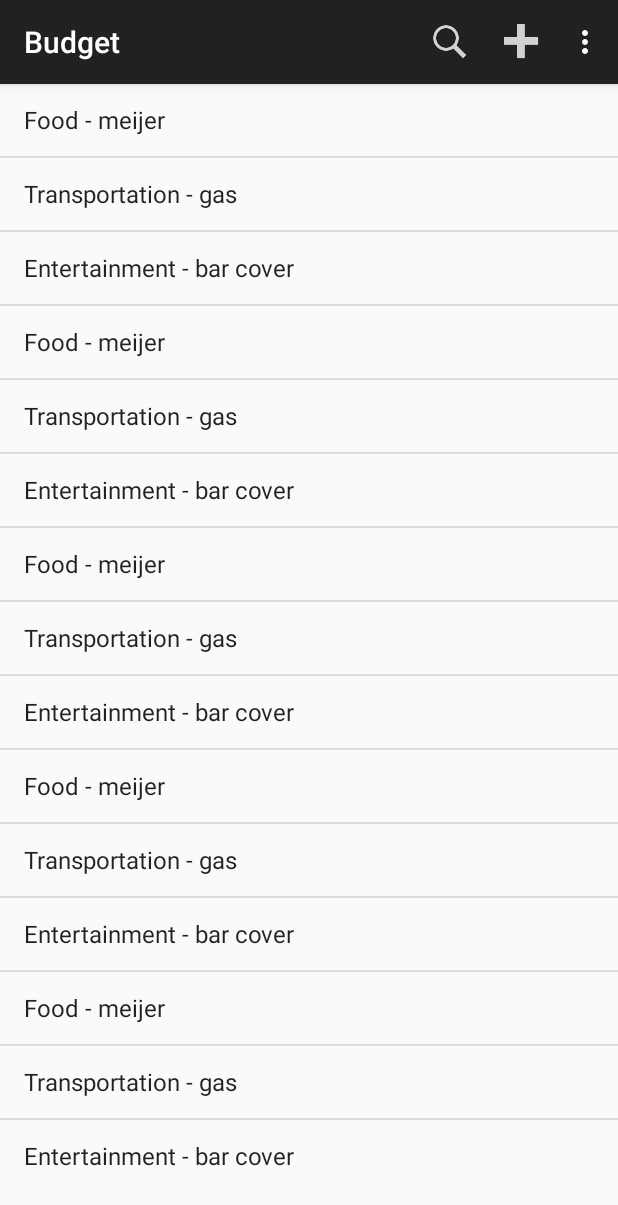
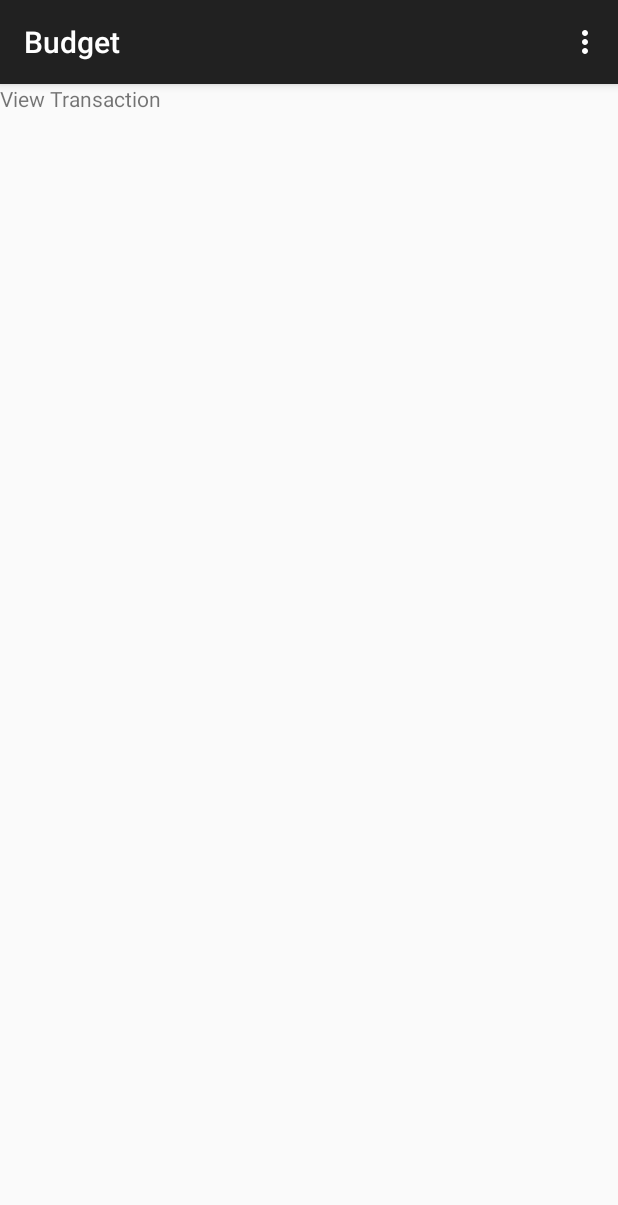
Before and after one commit to shamgang/easymoney, an Android app: the screen it shows after launch (MainActivity), after a tap on "Food - meijer", on a phone screen of 412 x 824 dp. Shown: the top 1205 px of the screen. Run offline under Robolectric (Android 15) with nearby library versions, the phone set to English and light mode, and no system bars; 6 statements that could not run were skipped.

Commit message:
view item and view category placeholders

```diff
--- a/app/src/main/java/com/shamik/budget/app/BudgetCategoryListFragment.java
+++ b/app/src/main/java/com/shamik/budget/app/BudgetCategoryListFragment.java
@@ -34,5 +34,7 @@ public class BudgetCategoryListFragment extends ListFragment implements AdapterV
 
     @Override
     public void onItemClick(AdapterView<?> parent, View view, int position,long id) {
+        MainActivity mainActivity = (MainActivity)getActivity();
+        mainActivity.selectBudgetCategory();
     }
 }
--- a/app/src/main/java/com/shamik/budget/app/BudgetItemListFragment.java
+++ b/app/src/main/java/com/shamik/budget/app/BudgetItemListFragment.java
@@ -35,5 +35,7 @@ public class BudgetItemListFragment extends ListFragment implements OnItemClickL
 
     @Override
     public void onItemClick(AdapterView<?> parent, View view, int position,long id) {
+        MainActivity mainActivity = (MainActivity)getActivity();
+        mainActivity.selectBudgetItem();
     }
 }
--- a/app/src/main/java/com/shamik/budget/app/MainActivity.java
+++ b/app/src/main/java/com/shamik/budget/app/MainActivity.java
@@ -2,12 +2,10 @@ package com.shamik.budget.app;
 
 import android.content.res.Configuration;
 import android.os.Bundle;
-import android.os.Debug;
 import android.support.v4.app.ActionBarDrawerToggle;
 import android.support.v4.app.Fragment;
 import android.support.v4.widget.DrawerLayout;
 import android.support.v7.app.ActionBarActivity;
-import android.util.Log;
 import android.view.Gravity;
 import android.view.Menu;
 import android.view.MenuItem;
@@ -110,15 +108,17 @@ public class MainActivity extends ActionBarActivity {
         // Inflate the menu; this adds items to the action bar if it is present.
         getMenuInflater().inflate(R.menu.main, menu);
 
-        // Hide the plus button on the analytics page and the add budget item page
+        // Hide the plus button on the analytics page, add, and view pages
         if(mTitle.equals(this.getString(R.string.analytics_fragment_title))
-                || mTitle.equals(this.getString(R.string.add_budget_item_fragment_title))) {
+                || mTitle.equals(this.getString(R.string.add_budget_item_fragment_title))
+                || mTitle.equals(this.getString(R.string.view_budget_item_fragment_title))) {
             menu.findItem(R.id.action_add).setVisible(false);
         }
-        // Hide the search button on the analytics, add item, and category list pages
+        // Hide the search button on the analytics, add, view, and category list pages
         if(mTitle.equals(this.getString(R.string.analytics_fragment_title))
                 || mTitle.equals(this.getString(R.string.add_budget_item_fragment_title))
-                || mTitle.equals(this.getString(R.string.budget_category_list_fragment_title))) {
+                || mTitle.equals(this.getString(R.string.budget_category_list_fragment_title))
+                || mTitle.equals(this.getString(R.string.view_budget_item_fragment_title))) {
             menu.findItem(R.id.action_search).setVisible(false);
         }
 
@@ -180,15 +180,37 @@ public class MainActivity extends ActionBarActivity {
         return super.onOptionsItemSelected(item);
     }
 
+    public void selectBudgetItem() {
+        // switch to ViewBudgetItemFragment, change title and refresh options menu
+        Fragment fragment = new ViewBudgetItemFragment();
+        getSupportFragmentManager().beginTransaction()
+                .replace(R.id.fragment_container, fragment)
+                .commit();
+        mTitle = this.getString(R.string.view_budget_item_fragment_title);
+        getActionBar().setTitle(mTitle);
+        invalidateOptionsMenu();
+    }
+
+    public void selectBudgetCategory() {
+        // switch to BudgetItemListFragment, change title and refresh options menu
+        Fragment fragment = new BudgetItemListFragment();
+        getSupportFragmentManager().beginTransaction()
+                .replace(R.id.fragment_container, fragment)
+                .commit();
+        mTitle = this.getString(R.string.budget_item_list_fragment_title);
+        getActionBar().setTitle(mTitle);
+        invalidateOptionsMenu();
+    }
+
     private class DrawerItemClickListener implements ListView.OnItemClickListener {
         @Override
         public void onItemClick(AdapterView parent, View view, int position, long id) {
-            selectItem(position);
+            selectNavItem(position);
         }
     }
 
     /** Swaps fragments in the main content view */
-    private void selectItem(int position) {
+    private void selectNavItem(int position) {
         // Switch fragment and title
 
         Fragment fragment;
--- /dev/null
+++ b/app/src/main/java/com/shamik/budget/app/ViewBudgetItemFragment.java
@@ -0,0 +1,17 @@
+package com.shamik.budget.app;
+
+import android.os.Bundle;
+import android.support.v4.app.Fragment;
+import android.view.LayoutInflater;
+import android.view.View;
+import android.view.ViewGroup;
+
+/**
+ * Created by Shamik on 5/6/2016.
+ */
+public class ViewBudgetItemFragment extends Fragment {
+    @Override
+    public View onCreateView(LayoutInflater inflater, ViewGroup container, Bundle savedInstanceState) {
+        return inflater.inflate(R.layout.fragment_view_budget_item, container, false);
+    }
+}
--- /dev/null
+++ b/app/src/main/res/layout/fragment_view_budget_item.xml
@@ -0,0 +1,12 @@
+<?xml version="1.0" encoding="utf-8"?>
+
+<LinearLayout xmlns:android="http://schemas.android.com/apk/res/android"
+    android:orientation="vertical" android:layout_width="match_parent"
+    android:layout_height="match_parent">
+
+    <TextView
+        android:layout_width="match_parent"
+        android:layout_height="wrap_content"
+        android:text="View Transaction" />
+
+</LinearLayout>
--- a/app/src/main/res/values/strings.xml
+++ b/app/src/main/res/values/strings.xml
@@ -31,6 +31,9 @@
     <string name="analytics_fragment_title">Analytics</string>
     <string name="choose_category_button">Category</string>
 
+    <!-- ViewBudgetItemFragment -->
+    <string name="view_budget_item_fragment_title">View Item</string>
+
     <!-- Widget -->
     <string name="widget_quickadd_button">+Transaction</string>
     <string name="widget_expand_button">Full</string>
```
